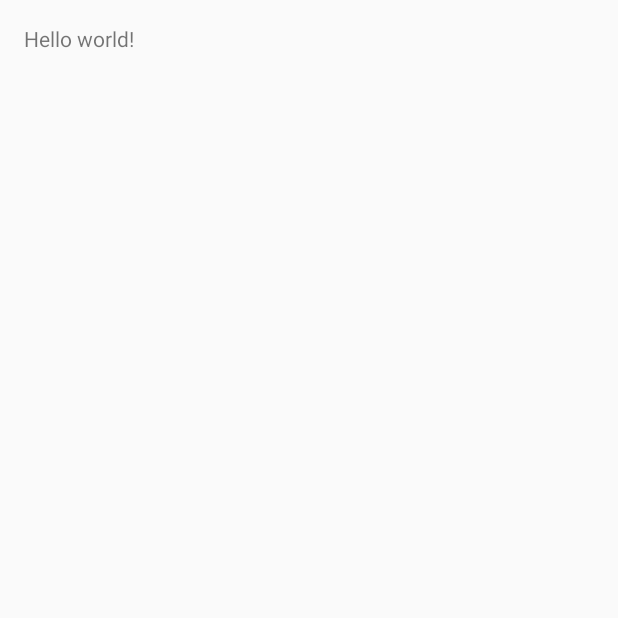
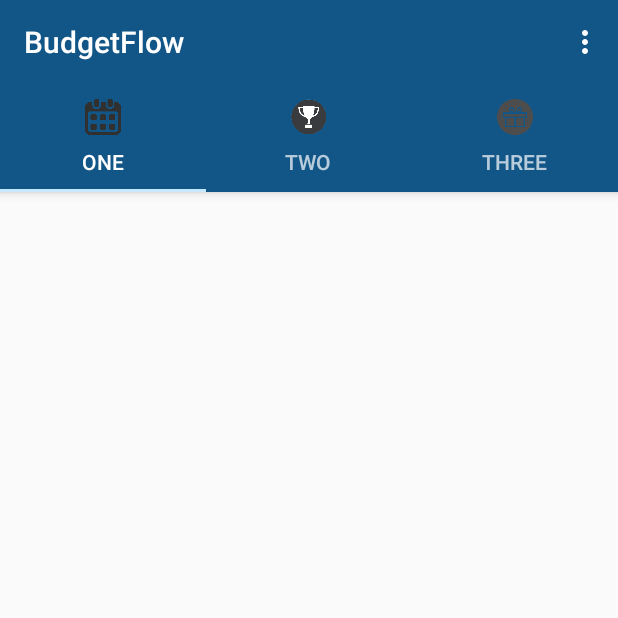
Before and after one commit to Yurrili/BF, an Android app: the screen it shows after launch (MainActivityBudgetFlow), on a phone screen of 412 x 824 dp, the top half of it. Before the commit the part shown is almost empty. Run offline under Robolectric (Android 15) with nearby library versions, the phone set to English and light mode, and no system bars.

Commit message:
listview: first sight of it db in fragment state: readed

```diff
--- a/app/src/main/java/com/uj/yuri/budgetflow/MainActivityBudgetFlow.java
+++ b/app/src/main/java/com/uj/yuri/budgetflow/MainActivityBudgetFlow.java
@@ -1,16 +1,36 @@
 package com.uj.yuri.budgetflow;
 
+import android.os.Bundle;
+import android.support.annotation.NonNull;
+import android.support.design.widget.TabLayout;
+import android.support.v4.app.Fragment;
+import android.support.v4.app.FragmentManager;
+import android.support.v4.app.FragmentPagerAdapter;
+import android.support.v4.view.ViewPager;
 import android.support.v7.app.ActionBarActivity;
-import android.os.Bundle;
+import android.support.v7.widget.Toolbar;
 import android.view.Menu;
 import android.view.MenuItem;
+
 
 import com.uj.yuri.budgetflow.db_managment.DateBaseHelper_;
 import com.uj.yuri.budgetflow.db_managment.db_helper_objects.Income;
 import com.uj.yuri.budgetflow.db_managment.db_main_classes.DataBaseHelper;
 
+import java.util.ArrayList;
+import java.util.List;
+
 
 public class MainActivityBudgetFlow extends ActionBarActivity {
+
+    private Toolbar toolbar;
+    private TabLayout tabLayout;
+    private ViewPager viewPager;
+    private int[] tabIcons = {
+            R.drawable.ic_calendar,
+            R.drawable.ic_champ,
+            R.drawable.ic_gift
+    };
 
     @Override
     protected void onCreate(Bundle savedInstanceState) {
@@ -18,9 +38,25 @@ public class MainActivityBudgetFlow extends ActionBarActivity {
         setContentView(R.layout.activity_main_activity_budget_flow);
 
 
-        DateBaseHelper_ db = new DataBaseHelper(getApplicationContext());
-        db.insertIncome(new Income("1","BUM","65", "s", "f", true, "tf", 1,1));
-        db.selectAllIncomes();
+//       DateBaseHelper_ db = new DataBaseHelper(getApplicationContext());
+//        db.insertIncome(new Income("1","BUM","65", "s", "f", true, "tf", 1,1));
+//        db.insertIncome(new Income("1","BUM1","65", "s", "f", true, "tf", 1,1));
+//        db.insertIncome(new Income("1","BU2M","65", "s", "f", true, "tf", 1,1));
+//        db.insertIncome(new Income("1","BUM3","65", "s", "f", true, "tf", 1,1));
+//        db.insertIncome(new Income("1","BU4M","65", "s", "f", true, "tf", 1,1));
+//        db.insertIncome(new Income("1","BU5M","65", "s", "f", true, "tf", 1,1));
+//        db.selectAllIncomes();
+        toolbar = (Toolbar) findViewById(R.id.toolbar);
+        setSupportActionBar(toolbar);
+       // getSupportActionBar().setDisplayHomeAsUpEnabled(true);
+
+
+        viewPager = (ViewPager) findViewById(R.id.viewpager);
+        setupViewPager(viewPager);
+
+        tabLayout = (TabLayout) findViewById(R.id.tabs);
+        tabLayout.setupWithViewPager(viewPager);
+        setupTabIcons();
     }
 
 
@@ -45,4 +81,47 @@ public class MainActivityBudgetFlow extends ActionBarActivity {
 
         return super.onOptionsItemSelected(item);
     }
+
+    private void setupTabIcons() {
+        tabLayout.getTabAt(0).setIcon(tabIcons[0]);
+        tabLayout.getTabAt(1).setIcon(tabIcons[1]);
+        tabLayout.getTabAt(2).setIcon(tabIcons[2]);
+    }
+
+    private void setupViewPager(ViewPager viewPager) {
+        ViewPagerAdapter adapter = new ViewPagerAdapter(getSupportFragmentManager());
+        adapter.addFrag(new MainActivity_One_Fragment(), "ONE");
+        adapter.addFrag(new MainActivity_Two_Fragment(), "TWO");
+        adapter.addFrag(new MainActivity_Three_Fragment(), "THREE");
+        viewPager.setAdapter(adapter);
+    }
+
+    class ViewPagerAdapter extends FragmentPagerAdapter {
+        private final List<Fragment> mFragmentList = new ArrayList<>();
+        private final List<String> mFragmentTitleList = new ArrayList<>();
+
+        public ViewPagerAdapter(FragmentManager manager) {
+            super(manager);
+        }
+
+        @Override
+        public Fragment getItem(int position) {
+            return mFragmentList.get(position);
+        }
+
+        @Override
+        public int getCount() {
+            return mFragmentList.size();
+        }
+
+        public void addFrag(Fragment fragment, String title) {
+            mFragmentList.add(fragment);
+            mFragmentTitleList.add(title);
+        }
+
+        @Override
+        public CharSequence getPageTitle(int position) {
+            return mFragmentTitleList.get(position);
+        }
+    }
 }
--- /dev/null
+++ b/app/src/main/java/com/uj/yuri/budgetflow/MainActivity_One_Fragment.java
@@ -0,0 +1,57 @@
+package com.uj.yuri.budgetflow;
+
+import android.content.Context;
+import android.support.v4.app.Fragment;
+import android.os.Bundle;
+import android.view.LayoutInflater;
+import android.view.View;
+import android.view.ViewGroup;
+import android.widget.ArrayAdapter;
+import android.widget.ListView;
+
+import com.uj.yuri.budgetflow.db_managment.DateBaseHelper_;
+import com.uj.yuri.budgetflow.db_managment.db_main_classes.DataBaseHelper;
+import com.uj.yuri.budgetflow.db_managment.db_main_classes.Income_;
+
+import java.util.ArrayList;
+import java.util.Arrays;
+
+
+/**
+ * A placeholder fragment containing a simple view.
+ */
+public class MainActivity_One_Fragment extends Fragment {
+
+    DateBaseHelper_ db;
+    ListView list;
+    View view;
+    ArrayAdapter<String> adapter;
+    ArrayList<Income_> list_of_incomes ;
+    private View myFragmentView;
+
+
+    @Override
+    public View onCreateView(LayoutInflater inflater, ViewGroup container,
+                             Bundle savedInstanceState) {
+        myFragmentView = inflater.inflate(R.layout.fragment_one_main_activity, container, false);
+
+        this.db = new DataBaseHelper(getActivity());
+
+        list_of_incomes = db.selectAllIncomes();
+
+        ListView list = (ListView) myFragmentView.findViewById(R.id.listView_One_Fragment);
+        ArrayList<String> gg_K = new ArrayList<>();
+        for( int i =0; i < list_of_incomes.size();i++){
+            gg_K.add(list_of_incomes.get(i).getNameOfIncome());
+        }
+
+        adapter = new ArrayAdapter<>(getContext(),R.layout.row, gg_K);
+
+        list.setAdapter(adapter);
+
+
+        return myFragmentView;
+
+
+    }
+}
--- /dev/null
+++ b/app/src/main/java/com/uj/yuri/budgetflow/MainActivity_Three_Fragment.java
@@ -0,0 +1,24 @@
+package com.uj.yuri.budgetflow;
+
+
+import android.os.Bundle;
+import android.support.v4.app.Fragment;
+import android.view.LayoutInflater;
+import android.view.View;
+import android.view.ViewGroup;
+
+public class MainActivity_Three_Fragment extends Fragment {
+    private View myFragmentView;
+
+    public MainActivity_Three_Fragment() {
+    }
+
+    @Override
+    public View onCreateView(LayoutInflater inflater, ViewGroup container,
+                             Bundle savedInstanceState) {
+        myFragmentView = inflater.inflate(R.layout.fragment_three_main_activity, container, false);
+
+        return myFragmentView;
+    }
+
+}
--- a/app/src/main/java/com/uj/yuri/budgetflow/MainActivityBudgetFlowFragment.java
+++ b/app/src/main/java/com/uj/yuri/budgetflow/MainActivity_Two_Fragment.java
@@ -1,23 +1,23 @@
 package com.uj.yuri.budgetflow;
 
+
+import android.os.Bundle;
 import android.support.v4.app.Fragment;
-import android.os.Bundle;
 import android.view.LayoutInflater;
 import android.view.View;
 import android.view.ViewGroup;
 
+public class MainActivity_Two_Fragment extends Fragment {
+    private View myFragmentView;
 
-/**
- * A placeholder fragment containing a simple view.
- */
-public class MainActivityBudgetFlowFragment extends Fragment {
-
-    public MainActivityBudgetFlowFragment() {
+    public MainActivity_Two_Fragment() {
     }
 
     @Override
     public View onCreateView(LayoutInflater inflater, ViewGroup container,
                              Bundle savedInstanceState) {
-        return inflater.inflate(R.layout.fragment_main_activity_budget_flow, container, false);
+        myFragmentView = inflater.inflate(R.layout.fragment_two_main_activity, container, false);
+        return myFragmentView;
     }
+
 }
--- a/app/src/main/res/layout/activity_main_activity_budget_flow.xml
+++ b/app/src/main/res/layout/activity_main_activity_budget_flow.xml
@@ -1,5 +1,32 @@
-<fragment xmlns:android="http://schemas.android.com/apk/res/android"
-    xmlns:tools="http://schemas.android.com/tools" android:id="@+id/fragment"
-    android:name="com.uj.yuri.budgetflow.MainActivityBudgetFlowFragment"
-    tools:layout="@layout/fragment_main_activity_budget_flow" android:layout_width="match_parent"
-    android:layout_height="match_parent" />
+<android.support.design.widget.CoordinatorLayout xmlns:android="http://schemas.android.com/apk/res/android"
+    xmlns:app="http://schemas.android.com/apk/res-auto"
+    android:layout_width="match_parent"
+    android:layout_height="match_parent">
+
+    <android.support.design.widget.AppBarLayout
+        android:layout_width="match_parent"
+        android:layout_height="wrap_content"
+        android:theme="@style/ThemeOverlay.AppCompat.Dark.ActionBar">
+
+        <android.support.v7.widget.Toolbar
+            android:id="@+id/toolbar"
+            android:layout_width="match_parent"
+            android:layout_height="?attr/actionBarSize"
+            android:background="?attr/colorPrimary"
+            app:layout_scrollFlags="scroll|enterAlways"
+            app:popupTheme="@style/ThemeOverlay.AppCompat.Light" />
+
+        <android.support.design.widget.TabLayout
+            android:id="@+id/tabs"
+            android:layout_width="match_parent"
+            android:layout_height="wrap_content"
+            app:tabMode="fixed"
+            app:tabGravity="fill"/>
+    </android.support.design.widget.AppBarLayout>
+
+    <android.support.v4.view.ViewPager
+        android:id="@+id/viewpager"
+        android:layout_width="match_parent"
+        android:layout_height="match_parent"
+        app:layout_behavior="@string/appbar_scrolling_view_behavior"  />
+</android.support.design.widget.CoordinatorLayout>
--- a/app/src/main/res/layout/fragment_main_activity_budget_flow.xml
+++ /dev/null
@@ -1,12 +0,0 @@
-<RelativeLayout xmlns:android="http://schemas.android.com/apk/res/android"
-    xmlns:tools="http://schemas.android.com/tools" android:layout_width="match_parent"
-    android:layout_height="match_parent" android:paddingLeft="@dimen/activity_horizontal_margin"
-    android:paddingRight="@dimen/activity_horizontal_margin"
-    android:paddingTop="@dimen/activity_vertical_margin"
-    android:paddingBottom="@dimen/activity_vertical_margin"
-    tools:context=".MainActivityBudgetFlowFragment">
-
-    <TextView android:text="@string/hello_world" android:layout_width="wrap_content"
-        android:layout_height="wrap_content" />
-
-</RelativeLayout>
--- /dev/null
+++ b/app/src/main/res/layout/fragment_one_main_activity.xml
@@ -0,0 +1,14 @@
+<RelativeLayout xmlns:android="http://schemas.android.com/apk/res/android"
+    xmlns:tools="http://schemas.android.com/tools"
+    android:layout_width="match_parent"
+    android:layout_height="match_parent"
+    tools:context="com.uj.yuri.budgetflow.MainActivityBudgetFlow.MainActivity_One_Fragment">
+
+    <ListView
+        android:layout_width="wrap_content"
+        android:layout_height="wrap_content"
+        android:id="@+id/listView_One_Fragment"
+
+         />
+
+</RelativeLayout>
--- /dev/null
+++ b/app/src/main/res/layout/fragment_three_main_activity.xml
@@ -0,0 +1,15 @@
+<RelativeLayout xmlns:android="http://schemas.android.com/apk/res/android"
+    xmlns:tools="http://schemas.android.com/tools"
+    android:layout_width="match_parent"
+    android:layout_height="match_parent"
+    tools:context="com.uj.yuri.budgetflow.MainActivityBudgetFlow.MainActivity_Three_Fragment">
+
+    <TextView
+        android:layout_width="wrap_content"
+        android:layout_height="wrap_content"
+        android:text="GRRRRRR2"
+        android:textSize="40sp"
+        android:textStyle="bold"
+        android:layout_centerInParent="true"/>
+
+</RelativeLayout>
--- /dev/null
+++ b/app/src/main/res/layout/fragment_two_main_activity.xml
@@ -0,0 +1,15 @@
+<RelativeLayout xmlns:android="http://schemas.android.com/apk/res/android"
+    xmlns:tools="http://schemas.android.com/tools"
+    android:layout_width="match_parent"
+    android:layout_height="match_parent"
+    tools:context="com.uj.yuri.budgetflow.MainActivityBudgetFlow.MainActivity_Two_Fragment">
+
+    <TextView
+        android:layout_width="wrap_content"
+        android:layout_height="wrap_content"
+        android:text="GRRRRRR2"
+        android:textSize="40sp"
+        android:textStyle="bold"
+        android:layout_centerInParent="true"/>
+
+</RelativeLayout>
--- /dev/null
+++ b/app/src/main/res/layout/row.xml
@@ -0,0 +1,6 @@
+<TextView xmlns:android="http://schemas.android.com/apk/res/android"
+    android:id="@+id/itemlists"
+    android:layout_width="fill_parent"
+    android:layout_height="wrap_content"
+    android:textSize="15sp" >
+</TextView>
--- a/app/src/main/res/values/strings.xml
+++ b/app/src/main/res/values/strings.xml
@@ -2,4 +2,7 @@
     <string name="app_name">BudgetFlow</string>
     <string name="hello_world">Hello world!</string>
     <string name="action_settings">Settings</string>
+
+    <!-- TODO: Remove or change this placeholder text -->
+    <string name="hello_blank_fragment">Hello blank fragment</string>
 </resources>
```
Also changed, not shown: app/build.gradle (+6 -5 lines), app/src/main/res/drawable/ic_calendar.png (added), app/src/main/res/drawable/ic_champ.png (added), app/src/main/res/drawable/ic_gift.png (added), 2 other files.
